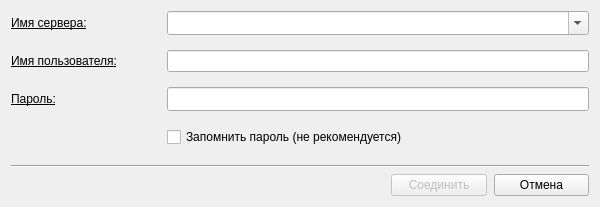
Above: desktop/resources/ui/connect_dialog.ui from Lpshkn/shop_database before the change. Below: the same form after it.
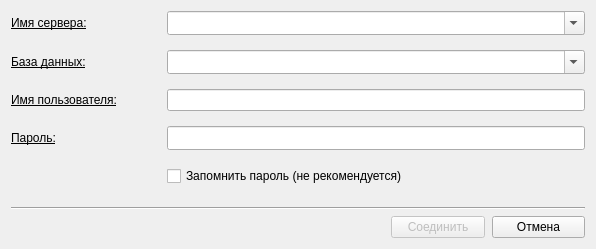
That is the form after the change.

Commit message: Edit connection dialog .ui file to add combobox for database's name

Patch:
```diff
--- a/desktop/resources/ui/connect_dialog.ui
+++ b/desktop/resources/ui/connect_dialog.ui
@@ -9,8 +9,8 @@
    <rect>
     <x>0</x>
     <y>0</y>
-    <width>600</width>
-    <height>207</height>
+    <width>596</width>
+    <height>249</height>
    </rect>
   </property>
   <property name="font">
@@ -55,7 +55,7 @@
        </property>
       </widget>
      </item>
-     <item row="1" column="0">
+     <item row="2" column="0">
       <widget class="QLabel" name="name_user_label">
        <property name="font">
         <font>
@@ -68,7 +68,7 @@
        </property>
       </widget>
      </item>
-     <item row="2" column="0">
+     <item row="3" column="0">
       <widget class="QLabel" name="password_label">
        <property name="font">
         <font>
@@ -81,22 +81,22 @@
        </property>
       </widget>
      </item>
-     <item row="2" column="1">
-      <widget class="QLineEdit" name="password_ledit">
-       <property name="minimumSize">
-        <size>
-         <width>0</width>
-         <height>24</height>
-        </size>
-       </property>
-       <property name="font">
-        <font>
-         <pointsize>9</pointsize>
-        </font>
-       </property>
-      </widget>
-     </item>
      <item row="3" column="1">
+      <widget class="QLineEdit" name="password_ledit">
+       <property name="minimumSize">
+        <size>
+         <width>0</width>
+         <height>24</height>
+        </size>
+       </property>
+       <property name="font">
+        <font>
+         <pointsize>9</pointsize>
+        </font>
+       </property>
+      </widget>
+     </item>
+     <item row="4" column="1">
       <widget class="QCheckBox" name="remember_pswd_chebox">
        <property name="minimumSize">
         <size>
@@ -133,9 +133,37 @@
        </property>
       </widget>
      </item>
-     <item row="1" column="1">
+     <item row="2" column="1">
       <widget class="QLineEdit" name="name_user_ledit"/>
      </item>
+     <item row="1" column="0">
+      <widget class="QLabel" name="database_label">
+       <property name="font">
+        <font>
+         <underline>true</underline>
+        </font>
+       </property>
+       <property name="text">
+        <string>База данных:</string>
+       </property>
+      </widget>
+     </item>
+     <item row="1" column="1">
+      <widget class="QComboBox" name="database_combox">
+       <property name="enabled">
+        <bool>true</bool>
+       </property>
+       <property name="minimumSize">
+        <size>
+         <width>0</width>
+         <height>24</height>
+        </size>
+       </property>
+       <property name="editable">
+        <bool>true</bool>
+       </property>
+      </widget>
+     </item>
     </layout>
    </item>
    <item>
```
Left out of the diff: 33 changed lines with no effect on the pictures.
